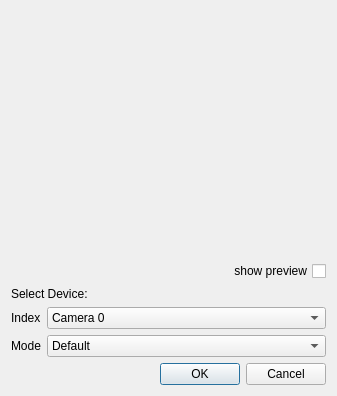
Above: src/CameraDialog.ui from markus-wa/glmixer-mirror before the change. Below: the same form after it.
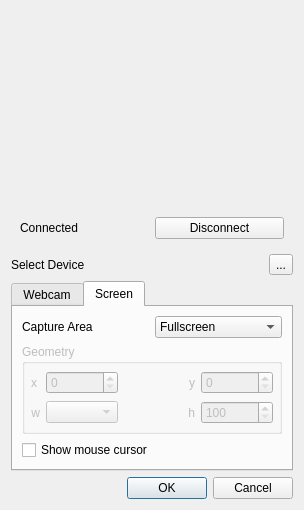
That is the form after the change. The open tabs and pages were chosen to show the change. Icons and pictures are not drawn. Custom widgets are drawn as their Qt base class.

Commit message: Finalizing implementation of new Video Device source creation under Linux, using libavdevice with video stream.

```diff
--- a/src/CameraDialog.ui
+++ b/src/CameraDialog.ui
@@ -9,8 +9,8 @@
    <rect>
     <x>0</x>
     <y>0</y>
-    <width>337</width>
-    <height>396</height>
+    <width>304</width>
+    <height>510</height>
    </rect>
   </property>
   <property name="windowTitle">
@@ -25,114 +25,427 @@
   </property>
   <layout class="QVBoxLayout" name="verticalLayout">
    <item>
-    <widget class="QLabel" name="nopreview">
+    <widget class="SourceDisplayWidget" name="preview" native="true">
      <property name="sizePolicy">
-      <sizepolicy hsizetype="Preferred" vsizetype="Expanding">
+      <sizepolicy hsizetype="Expanding" vsizetype="Expanding">
        <horstretch>0</horstretch>
        <verstretch>0</verstretch>
       </sizepolicy>
      </property>
-     <property name="styleSheet">
-      <string notr="true"/>
-     </property>
-     <property name="frameShape">
-      <enum>QFrame::NoFrame</enum>
-     </property>
-     <property name="text">
-      <string/>
-     </property>
-     <property name="pixmap">
-      <pixmap resource="../icons.qrc">:/glmixer/icons/webcam.png</pixmap>
-     </property>
-     <property name="alignment">
-      <set>Qt::AlignCenter</set>
-     </property>
     </widget>
    </item>
    <item>
-    <widget class="QCheckBox" name="showPreview">
-     <property name="layoutDirection">
-      <enum>Qt::RightToLeft</enum>
+    <widget class="QStackedWidget" name="info">
+     <property name="sizePolicy">
+      <sizepolicy hsizetype="Preferred" vsizetype="Fixed">
+       <horstretch>0</horstretch>
+       <verstretch>0</verstretch>
+      </sizepolicy>
      </property>
-     <property name="text">
-      <string>show preview</string>
+     <property name="currentIndex">
+      <number>0</number>
      </property>
+     <widget class="QWidget" name="page">
+      <layout class="QHBoxLayout" name="horizontalLayout_2">
+       <item>
+        <widget class="QLabel" name="label_5">
+         <property name="text">
+          <string>Not Connected</string>
+         </property>
+         <property name="alignment">
+          <set>Qt::AlignLeading|Qt::AlignLeft|Qt::AlignVCenter</set>
+         </property>
+        </widget>
+       </item>
+       <item>
+        <widget class="QPushButton" name="connect">
+         <property name="text">
+          <string>  Test Device</string>
+         </property>
+         <property name="icon">
+          <iconset resource="../icons.qrc">
+           <normaloff>:/glmixer/icons/eye.png</normaloff>:/glmixer/icons/eye.png</iconset>
+         </property>
+        </widget>
+       </item>
+      </layout>
+     </widget>
+     <widget class="QWidget" name="page_4">
+      <layout class="QHBoxLayout" name="horizontalLayout_6">
+       <item>
+        <widget class="QLabel" name="label_13">
+         <property name="text">
+          <string/>
+         </property>
+         <property name="pixmap">
+          <pixmap resource="../icons.qrc">:/glmixer/icons/info.png</pixmap>
+         </property>
+        </widget>
+       </item>
+       <item>
+        <widget class="QLabel" name="label_12">
+         <property name="text">
+          <string>Trying to connect...</string>
+         </property>
+         <property name="alignment">
+          <set>Qt::AlignRight|Qt::AlignTrailing|Qt::AlignVCenter</set>
+         </property>
+        </widget>
+       </item>
+      </layout>
+     </widget>
+     <widget class="QWidget" name="page_3">
+      <layout class="QHBoxLayout" name="horizontalLayout_3">
+       <item>
+        <widget class="QLabel" name="label_7">
+         <property name="layoutDirection">
+          <enum>Qt::LeftToRight</enum>
+         </property>
+         <property name="text">
+          <string>Connected</string>
+         </property>
+         <property name="textFormat">
+          <enum>Qt::PlainText</enum>
+         </property>
+         <property name="alignment">
+          <set>Qt::AlignLeading|Qt::AlignLeft|Qt::AlignVCenter</set>
+         </property>
+        </widget>
+       </item>
+       <item>
+        <widget class="QPushButton" name="disconnect">
+         <property name="text">
+          <string>Disconnect</string>
+         </property>
+         <property name="icon">
+          <iconset resource="../icons.qrc">
+           <normaloff>:/glmixer/icons/fileclose.png</normaloff>:/glmixer/icons/fileclose.png</iconset>
+         </property>
+        </widget>
+       </item>
+      </layout>
+     </widget>
+     <widget class="QWidget" name="page_2">
+      <layout class="QHBoxLayout" name="horizontalLayout_4">
+       <item>
+        <widget class="QLabel" name="label_10">
+         <property name="text">
+          <string/>
+         </property>
+         <property name="pixmap">
+          <pixmap resource="../icons.qrc">:/glmixer/icons/warning.png</pixmap>
+         </property>
+        </widget>
+       </item>
+       <item>
+        <widget class="QLabel" name="label_9">
+         <property name="text">
+          <string>Could not connect</string>
+         </property>
+         <property name="alignment">
+          <set>Qt::AlignRight|Qt::AlignTrailing|Qt::AlignVCenter</set>
+         </property>
+        </widget>
+       </item>
+      </layout>
+     </widget>
     </widget>
    </item>
    <item>
-    <widget class="QLabel" name="label_3">
-     <property name="text">
-      <string>Select Device:</string>
-     </property>
-    </widget>
-   </item>
-   <item>
-    <layout class="QFormLayout" name="formLayout">
-     <item row="0" column="1">
-      <widget class="QComboBox" name="indexSelection">
+    <layout class="QHBoxLayout" name="horizontalLayout_5">
+     <item>
+      <widget class="QLabel" name="labelwelcome">
        <property name="sizePolicy">
-        <sizepolicy hsizetype="Expanding" vsizetype="Fixed">
+        <sizepolicy hsizetype="Expanding" vsizetype="Preferred">
          <horstretch>0</horstretch>
          <verstretch>0</verstretch>
         </sizepolicy>
        </property>
-       <item>
-        <property name="text">
-         <string>Camera 0</string>
-        </property>
-       </item>
-       <item>
-        <property name="text">
-         <string>Camera 1</string>
-        </property>
-       </item>
-       <item>
-        <property name="text">
-         <string>Camera 2</string>
-        </property>
-       </item>
-       <item>
-        <property name="text">
-         <string>Camera 3</string>
-        </property>
-       </item>
-      </widget>
-     </item>
-     <item row="1" column="0">
-      <widget class="QLabel" name="label_2">
        <property name="text">
-        <string>Mode</string>
+        <string>Select Device</string>
        </property>
       </widget>
      </item>
-     <item row="1" column="1">
-      <widget class="QComboBox" name="ModeSelection">
-       <item>
-        <property name="text">
-         <string>Default</string>
-        </property>
-       </item>
-       <item>
-        <property name="text">
-         <string>Low Resolution</string>
-        </property>
-       </item>
-       <item>
-        <property name="text">
-         <string>High Resolution</string>
-        </property>
-       </item>
-      </widget>
-     </item>
-     <item row="0" column="0">
-      <widget class="QLabel" name="label">
+     <item>
+      <widget class="QToolButton" name="toolButton">
        <property name="text">
-        <string>Index</string>
+        <string>...</string>
+       </property>
+       <property name="icon">
+        <iconset resource="../icons.qrc">
+         <normaloff>:/glmixer/icons/question.png</normaloff>:/glmixer/icons/question.png</iconset>
        </property>
       </widget>
      </item>
     </layout>
    </item>
+   <item>
+    <widget class="QTabWidget" name="deviceSelection">
+     <property name="currentIndex">
+      <number>0</number>
+     </property>
+     <widget class="QWidget" name="deviceWebcam">
+      <attribute name="title">
+       <string>Webcam</string>
+      </attribute>
+      <layout class="QGridLayout" name="gridLayout">
+       <item row="0" column="0">
+        <widget class="QLabel" name="label">
+         <property name="enabled">
+          <bool>true</bool>
+         </property>
+         <property name="text">
+          <string>Identifyer</string>
+         </property>
+        </widget>
+       </item>
+       <item row="0" column="1">
+        <widget class="QSpinBox" name="webcamId">
+         <property name="enabled">
+          <bool>true</bool>
+         </property>
+         <property name="minimum">
+          <number>0</number>
+         </property>
+         <property name="maximum">
+          <number>10</number>
+         </property>
+         <property name="singleStep">
+          <number>1</number>
+         </property>
+         <property name="value">
+          <number>0</number>
+         </property>
+        </widget>
+       </item>
+       <item row="1" column="0">
+        <widget class="QLabel" name="label_2">
+         <property name="text">
+          <string>Frame rate</string>
+         </property>
+        </widget>
+       </item>
+       <item row="1" column="1">
+        <widget class="QComboBox" name="webcamFramerate">
+         <item>
+          <property name="text">
+           <string>Max</string>
+          </property>
+         </item>
+         <item>
+          <property name="text">
+           <string>30</string>
+          </property>
+         </item>
+         <item>
+          <property name="text">
+           <string>25</string>
+          </property>
+         </item>
+         <item>
+          <property name="text">
+           <string>15</string>
+          </property>
+         </item>
+        </widget>
+       </item>
+       <item row="2" column="0">
+        <widget class="QLabel" name="label_4">
+         <property name="text">
+          <string>Resolution</string>
+         </property>
+        </widget>
+       </item>
+       <item row="2" column="1">
+        <widget class="QComboBox" name="webcamResolution">
+         <item>
+          <property name="text">
+           <string>Max</string>
+          </property>
+         </item>
+         <item>
+          <property name="text">
+           <string>1080p</string>
+          </property>
+         </item>
+         <item>
+          <property name="text">
+           <string>720p</string>
+          </property>
+         </item>
+         <item>
+          <property name="text">
+           <string>640p</string>
+          </property>
+         </item>
+         <item>
+          <property name="text">
+           <string>320p</string>
+          </property>
+         </item>
+        </widget>
+       </item>
+      </layout>
+     </widget>
+     <widget class="QWidget" name="deviceScreen">
+      <attribute name="title">
+       <string>Screen</string>
+      </attribute>
+      <layout class="QVBoxLayout" name="verticalLayout_2">
+       <item>
+        <layout class="QHBoxLayout" name="horizontalLayout">
+         <item>
+          <widget class="QLabel" name="label_3">
+           <property name="text">
+            <string>Capture Area</string>
+           </property>
+          </widget>
+         </item>
+         <item>
+          <widget class="QComboBox" name="screenCaptureArea">
+           <item>
+            <property name="text">
+             <string>Fullscreen</string>
+            </property>
+           </item>
+           <item>
+            <property name="text">
+             <string>Custom</string>
+            </property>
+           </item>
+          </widget>
+         </item>
+        </layout>
+       </item>
+       <item>
+        <widget class="QGroupBox" name="geometryBox">
+         <property name="enabled">
+          <bool>false</bool>
+         </property>
+         <property name="sizePolicy">
+          <sizepolicy hsizetype="Preferred" vsizetype="Expanding">
+           <horstretch>0</horstretch>
+           <verstretch>0</verstretch>
+          </sizepolicy>
+         </property>
+         <property name="title">
+          <string>Geometry</string>
+         </property>
+         <layout class="QGridLayout" name="gridLayout_2">
+          <property name="leftMargin">
+           <number>6</number>
+          </property>
+          <property name="topMargin">
+           <number>6</number>
+          </property>
+          <property name="rightMargin">
+           <number>6</number>
+          </property>
+          <property name="bottomMargin">
+           <number>6</number>
+          </property>
+          <item row="0" column="0">
+           <widget class="QLabel" name="label_8">
+            <property name="sizePolicy">
+             <sizepolicy hsizetype="Maximum" vsizetype="Preferred">
+              <horstretch>0</horstretch>
+              <verstretch>0</verstretch>
+             </sizepolicy>
+            </property>
+            <property name="text">
+             <string>x</string>
+            </property>
+            <property name="alignment">
+             <set>Qt::AlignRight|Qt::AlignTrailing|Qt::AlignVCenter</set>
+            </property>
+           </widget>
+          </item>
+          <item row="0" column="1">
+           <widget class="QSpinBox" name="screen_x">
+            <property name="maximum">
+             <number>100</number>
+            </property>
+            <property name="singleStep">
+             <number>100</number>
+            </property>
+           </widget>
+          </item>
+          <item row="0" column="2">
+           <widget class="QLabel" name="label_11">
+            <property name="text">
+             <string>y</string>
+            </property>
+            <property name="alignment">
+             <set>Qt::AlignRight|Qt::AlignTrailing|Qt::AlignVCenter</set>
+            </property>
+           </widget>
+          </item>
+          <item row="0" column="3">
+           <widget class="QSpinBox" name="screen_y">
+            <property name="maximum">
+             <number>100</number>
+            </property>
+            <property name="singleStep">
+             <number>100</number>
+            </property>
+           </widget>
+          </item>
+          <item row="1" column="0">
+           <widget class="QLabel" name="label_14">
+            <property name="sizePolicy">
+             <sizepolicy hsizetype="Maximum" vsizetype="Preferred">
+              <horstretch>0</horstretch>
+              <verstretch>0</verstretch>
+             </sizepolicy>
+            </property>
+            <property name="text">
+             <string>w</string>
+            </property>
+            <property name="alignment">
+             <set>Qt::AlignRight|Qt::AlignTrailing|Qt::AlignVCenter</set>
+            </property>
+           </widget>
+          </item>
+          <item row="1" column="1">
+           <widget class="QComboBox" name="screen_w_selection"/>
+          </item>
+          <item row="1" column="2">
+           <widget class="QLabel" name="label_15">
+            <property name="text">
+             <string>h</string>
+            </property>
+            <property name="alignment">
+             <set>Qt::AlignRight|Qt::AlignTrailing|Qt::AlignVCenter</set>
+            </property>
+           </widget>
+          </item>
+          <item row="1" column="3">
+           <widget class="QSpinBox" name="screen_h">
+            <property name="minimum">
+             <number>100</number>
+            </property>
+            <property name="maximum">
+             <number>1000</number>
+            </property>
+            <property name="singleStep">
+             <number>100</number>
+            </property>
+           </widget>
+          </item>
+         </layout>
+        </widget>
+       </item>
+       <item>
+        <widget class="QCheckBox" name="screen_cursor">
+         <property name="text">
+          <string>Show mouse cursor</string>
+         </property>
+        </widget>
+       </item>
+      </layout>
+     </widget>
+    </widget>
+   </item>
    <item>
     <widget class="QDialogButtonBox" name="validationButtonBox">
      <property name="orientation">
@@ -145,6 +458,14 @@
    </item>
   </layout>
  </widget>
+ <customwidgets>
+  <customwidget>
+   <class>SourceDisplayWidget</class>
+   <extends>QWidget</extends>
+   <header>SourceDisplayWidget.h</header>
+   <container>1</container>
+  </customwidget>
+ </customwidgets>
  <resources>
   <include location="../icons.qrc"/>
  </resources>
```
Left out of the diff: 223 changed lines with no effect on the pictures. The commit also changes 14 other files.
